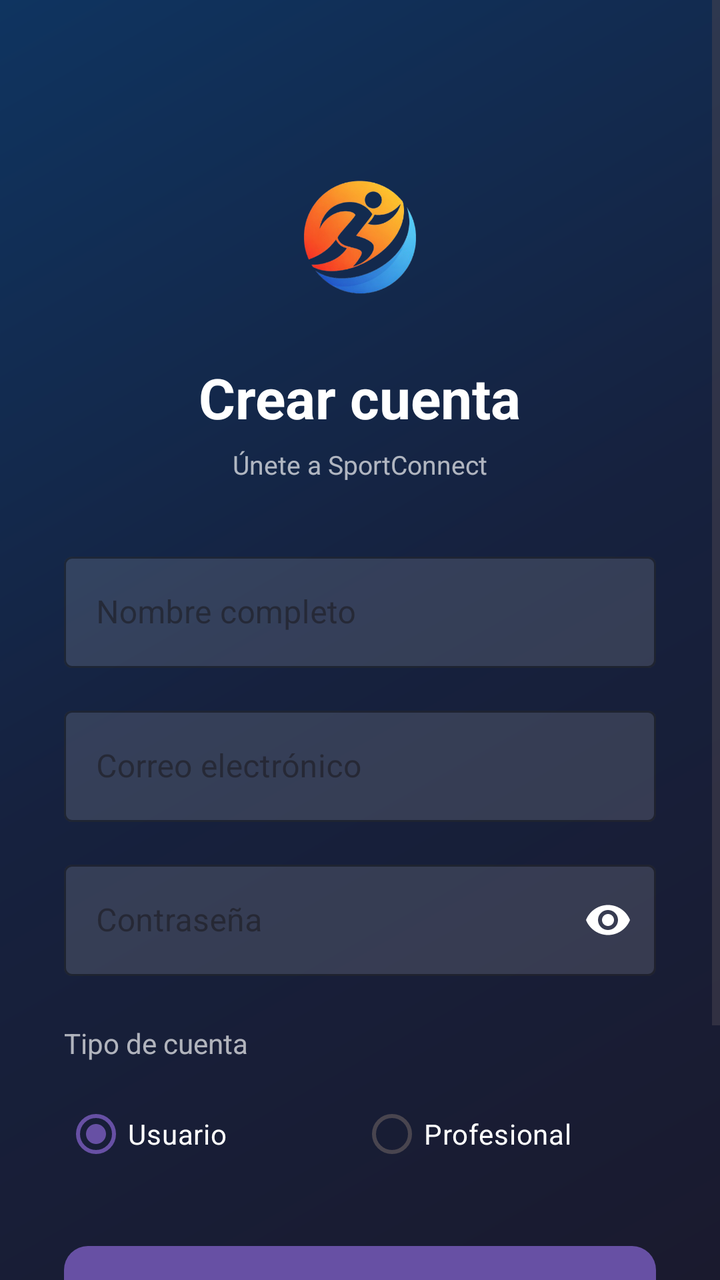
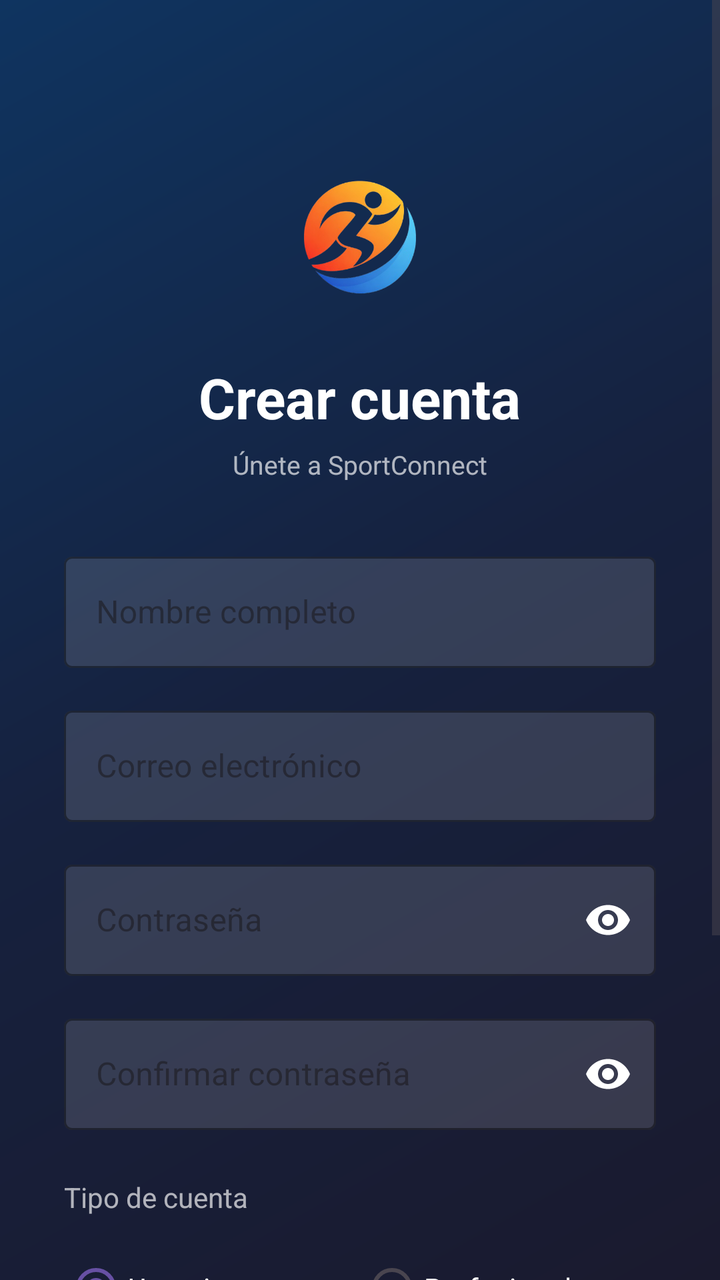

Screens rendered from an Android XML layout before and after an edit, with the pre-edit source and the edit as a unified diff.
<!-- AndroidManifest.xml: application theme Theme.SportConnect -->
<!-- res/layout/activity_registro.xml -->
<?xml version="1.0" encoding="utf-8"?>
<ScrollView xmlns:android="http://schemas.android.com/apk/res/android"
    xmlns:app="http://schemas.android.com/apk/res-auto"
    android:layout_width="match_parent"
    android:layout_height="match_parent"
    android:fillViewport="true"
    android:background="@drawable/gradient_background">

    <LinearLayout
        android:layout_width="match_parent"
        android:layout_height="wrap_content"
        android:orientation="vertical"
        android:gravity="center_horizontal"
        android:padding="32dp">

        <ImageView
            android:layout_width="100dp"
            android:layout_height="100dp"
            android:layout_marginTop="40dp"
            android:layout_marginBottom="8dp"
            android:src="@drawable/logoapp"
            android:contentDescription="Logo SportConnect" />

        <TextView
            android:layout_width="wrap_content"
            android:layout_height="wrap_content"
            android:text="Crear cuenta"
            android:textSize="28sp"
            android:textStyle="bold"
            android:textColor="#FFFFFF"
            android:layout_marginBottom="6dp" />

        <TextView
            android:layout_width="wrap_content"
            android:layout_height="wrap_content"
            android:text="Únete a SportConnect"
            android:textSize="13sp"
            android:textColor="#AAFFFFFF"
            android:layout_marginBottom="32dp" />

        <com.google.android.material.textfield.TextInputLayout
            android:layout_width="match_parent"
            android:layout_height="wrap_content"
            android:hint="Nombre completo"
            style="@style/Widget.MaterialComponents.TextInputLayout.OutlinedBox"
            app:hintTextColor="#FFFFFF"
            app:boxStrokeColor="#FF6B35"
            app:boxBackgroundColor="#22FFFFFF"
            android:layout_marginBottom="16dp">

            <com.google.android.material.textfield.TextInputEditText
                android:id="@+id/etNombre"
                android:layout_width="match_parent"
                android:layout_height="wrap_content"
                android:inputType="textPersonName"
                android:maxLines="1"
                android:textColor="#FFFFFF"
                android:textColorHint="#88FFFFFF" />

        </com.google.android.material.textfield.TextInputLayout>

        <com.google.android.material.textfield.TextInputLayout
            android:layout_width="match_parent"
            android:layout_height="wrap_content"
            android:hint="Correo electrónico"
            style="@style/Widget.MaterialComponents.TextInputLayout.OutlinedBox"
            app:hintTextColor="#FFFFFF"
            app:boxStrokeColor="#FF6B35"
            app:boxBackgroundColor="#22FFFFFF"
            android:layout_marginBottom="16dp">

            <com.google.android.material.textfield.TextInputEditText
                android:id="@+id/etEmail"
                android:layout_width="match_parent"
                android:layout_height="wrap_content"
                android:inputType="textEmailAddress"
                android:maxLines="1"
                android:textColor="#FFFFFF"
                android:textColorHint="#88FFFFFF" />

        </com.google.android.material.textfield.TextInputLayout>

        <com.google.android.material.textfield.TextInputLayout
            android:layout_width="match_parent"
            android:layout_height="wrap_content"
            android:hint="Contraseña"
            style="@style/Widget.MaterialComponents.TextInputLayout.OutlinedBox"
            app:hintTextColor="#FFFFFF"
            app:boxStrokeColor="#FF6B35"
            app:boxBackgroundColor="#22FFFFFF"
            app:passwordToggleEnabled="true"
            app:passwordToggleTint="#FFFFFF"
            android:layout_marginBottom="24dp">

            <com.google.android.material.textfield.TextInputEditText
                android:id="@+id/etPassword"
                android:layout_width="match_parent"
                android:layout_height="wrap_content"
                android:inputType="textPassword"
                android:maxLines="1"
                android:textColor="#FFFFFF"
                android:textColorHint="#88FFFFFF" />

        </com.google.android.material.textfield.TextInputLayout>

        <TextView
            android:layout_width="match_parent"
            android:layout_height="wrap_content"
            android:text="Tipo de cuenta"
            android:textSize="14sp"
            android:textColor="#AAFFFFFF"
            android:layout_marginBottom="12dp" />

        <RadioGroup
            android:id="@+id/rgRol"
            android:layout_width="match_parent"
            android:layout_height="wrap_content"
            android:orientation="horizontal"
            android:layout_marginBottom="32dp">

            <RadioButton
                android:id="@+id/rbBasico"
                android:layout_width="0dp"
                android:layout_height="wrap_content"
                android:layout_weight="1"
                android:text="Usuario"
                android:textColor="#FFFFFF"
                android:buttonTint="#FF6B35"
                android:checked="true" />

            <RadioButton
                android:id="@+id/rbProfesional"
                android:layout_width="0dp"
                android:layout_height="wrap_content"
                android:layout_weight="1"
                android:text="Profesional"
                android:textColor="#FFFFFF"
                android:buttonTint="#FF6B35" />

        </RadioGroup>

        <com.google.android.material.button.MaterialButton
            android:id="@+id/btnRegistro"
            android:layout_width="match_parent"
            android:layout_height="56dp"
            android:text="Crear cuenta"
            android:textSize="16sp"
            android:textStyle="bold"
            android:textColor="#FFFFFF"
            android:backgroundTint="@null"
            android:background="@drawable/button_gradient"
            android:layout_marginBottom="20dp" />

        <com.google.android.material.button.MaterialButton
            android:id="@+id/tvIrLogin"
            android:layout_width="match_parent"
            android:layout_height="56dp"
            android:text="¿Ya tienes cuenta? Inicia sesión"
            android:textSize="14sp"
            android:textColor="#FF6B35"
            android:backgroundTint="@null"
            android:background="@android:color/transparent"
            style="@style/Widget.MaterialComponents.Button.OutlinedButton"
            app:strokeColor="#FF6B35"
            app:strokeWidth="2dp"
            android:layout_marginBottom="12dp" />

        <TextView
            android:id="@+id/tvError"
            android:layout_width="match_parent"
            android:layout_height="wrap_content"
            android:textColor="#FF6B6B"
            android:textAlignment="center"
            android:layout_marginTop="8dp"
            android:visibility="gone" />

        <ProgressBar
            android:id="@+id/progressBar"
            android:layout_width="wrap_content"
            android:layout_height="wrap_content"
            android:layout_marginTop="16dp"
            android:indeterminateTint="#FF6B35"
            android:visibility="gone" />

    </LinearLayout>
</ScrollView>
<!-- resources referenced by this layout -->
<resources>
  <!-- drawable button_gradient (drawable) -->
  <?xml version="1.0" encoding="utf-8"?>
  <shape xmlns:android="http://schemas.android.com/apk/res/android"
      android:shape="rectangle">
  
      <gradient
          android:startColor="#FF6B35"
          android:endColor="#F7C59F"
          android:angle="135"
          android:type="linear" />
  
      <corners android:radius="12dp" />
  
  </shape>
  <!-- drawable gradient_background (drawable) -->
  <?xml version="1.0" encoding="utf-8"?>
  <shape xmlns:android="http://schemas.android.com/apk/res/android"
      android:shape="rectangle">
  
      <gradient
          android:startColor="#1A1A2E"
          android:centerColor="#16213E"
          android:endColor="#0F3460"
          android:angle="135"
          android:type="linear" />
  
  </shape>
  <!-- drawable logoapp: png bitmap (drawable, 100783 bytes) -->
  <style name="Theme.SportConnect" parent="Base.Theme.SportConnect" />
  <style name="Base.Theme.SportConnect" parent="Theme.Material3.DayNight.NoActionBar">
          
          
      </style>
</resources>

<!-- the commit's change to res/layout/activity_registro.xml (unified diff, before → after) -->
@@ -90,10 +90,33 @@
             app:boxBackgroundColor="#22FFFFFF"
             app:passwordToggleEnabled="true"
             app:passwordToggleTint="#FFFFFF"
+            android:layout_marginBottom="16dp">
+
+            <com.google.android.material.textfield.TextInputEditText
+                android:id="@+id/etPassword"
+                android:layout_width="match_parent"
+                android:layout_height="wrap_content"
+                android:inputType="textPassword"
+                android:maxLines="1"
+                android:textColor="#FFFFFF"
+                android:textColorHint="#88FFFFFF" />
+
+        </com.google.android.material.textfield.TextInputLayout>
+
+        <com.google.android.material.textfield.TextInputLayout
+            android:layout_width="match_parent"
+            android:layout_height="wrap_content"
+            android:hint="Confirmar contraseña"
+            style="@style/Widget.MaterialComponents.TextInputLayout.OutlinedBox"
+            app:hintTextColor="#FFFFFF"
+            app:boxStrokeColor="#FF6B35"
+            app:boxBackgroundColor="#22FFFFFF"
+            app:passwordToggleEnabled="true"
+            app:passwordToggleTint="#FFFFFF"
             android:layout_marginBottom="24dp">
 
             <com.google.android.material.textfield.TextInputEditText
-                android:id="@+id/etPassword"
+                android:id="@+id/etConfirmarPassword"
                 android:layout_width="match_parent"
                 android:layout_height="wrap_content"
                 android:inputType="textPassword"
